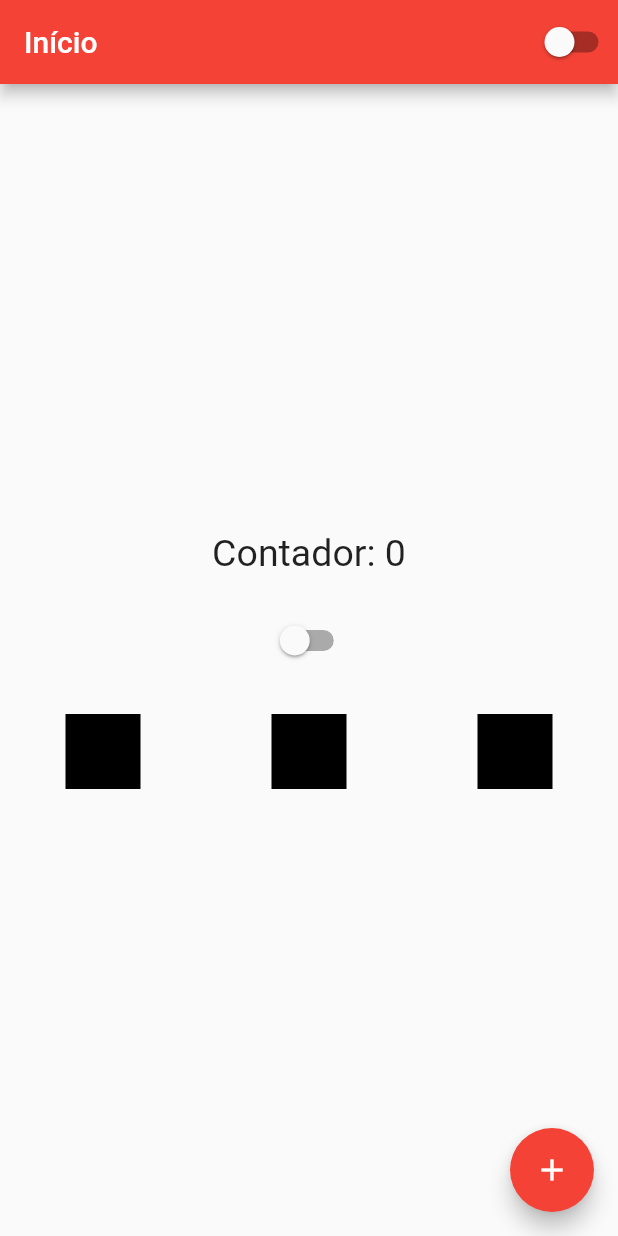
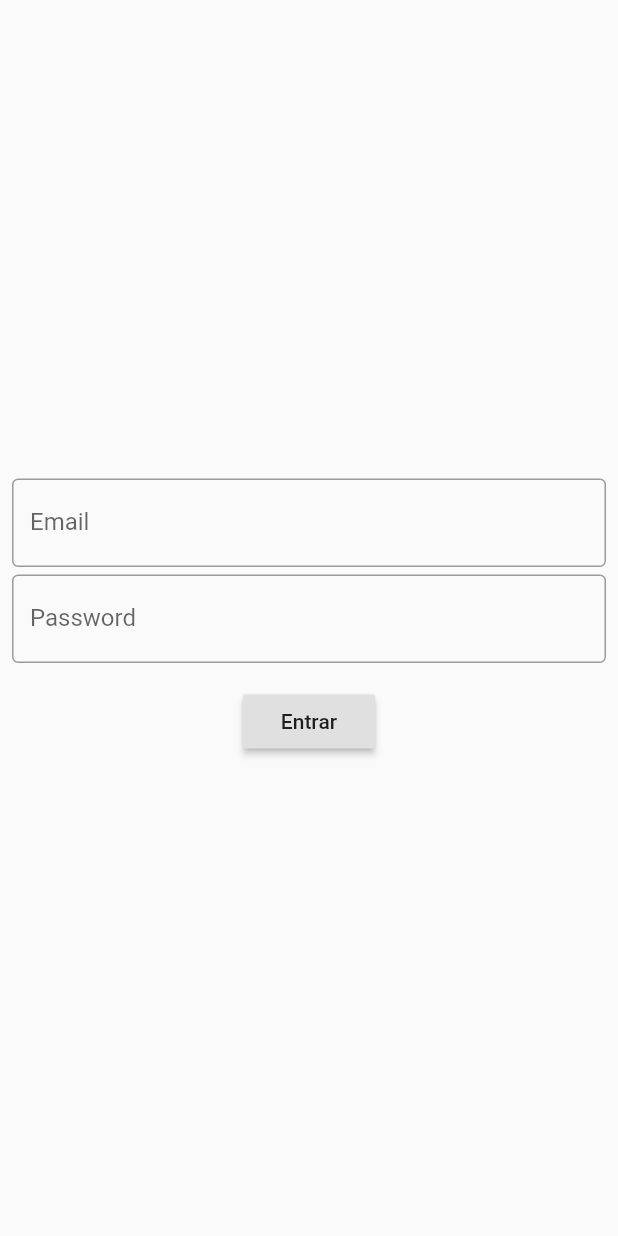
Before and after one commit to Lucas-Angelo/Dart-And-Flutter, a Flutter app: the screen it shows after launch, on a phone screen of 412 x 824 dp. Run offline on Flutter 3.47's test engine with Material 2 defaults, Android fonts, the phone set to English and light mode, and no system bars.

Commit message:
tela de login

```diff
--- a/Flutter/projetos/olaMundo/lib/app_widget.dart
+++ b/Flutter/projetos/olaMundo/lib/app_widget.dart
@@ -1,6 +1,7 @@
 import 'package:flutter/material.dart';
 import 'package:olaMundo/app_controller.dart'; // Pacote com widge multi render da minh app
-import 'package:olaMundo/home_page.dart'; // Conteúdo do app
+import 'package:olaMundo/home_page.dart';
+import 'package:olaMundo/login_page.dart'; // Conteúdo do app
 
 class AppWidget extends StatelessWidget { // Widget estático da aplicação programada e visual
   @override
@@ -15,7 +16,7 @@ class AppWidget extends StatelessWidget { // Widget estático da aplicação pro
             ? Brightness.dark
             : Brightness.light,
         ),
-        home: HomePage(), // Chama a home atualizada
+        home: LoginPage(), // Chama a home atualizada
         );
       },
     );
--- /dev/null
+++ b/Flutter/projetos/olaMundo/lib/login_page.dart
@@ -0,0 +1,64 @@
+import 'package:flutter/material.dart';
+
+class LoginPage extends StatefulWidget {
+  @override
+  _LoginPageState createState() => _LoginPageState();
+}
+
+class _LoginPageState extends State<LoginPage> {
+
+  String email = '';
+  String password = '';
+
+  @override
+  Widget build(BuildContext context) {
+    return Scaffold(
+      body: SingleChildScrollView(
+        child: SizedBox(
+          width: MediaQuery.of(context).size.width,
+            height: MediaQuery.of(context).size.height,
+            child: Padding(
+              padding: const EdgeInsets.all(8.0),
+              child: Column(
+                mainAxisAlignment: MainAxisAlignment.center,
+                children: [
+                  TextField(
+                    onChanged: (text){
+                      email = text;
+                    },
+                    keyboardType: TextInputType.emailAddress,
+                    decoration: InputDecoration(
+                      border: OutlineInputBorder(),
+                      labelText: 'Email',
+                    ),
+                  ),
+                  Container(height: 5.0,),
+                  TextField(
+                    onChanged: (text){
+                      password = text;
+                    },
+                    obscureText: true,
+                    decoration: InputDecoration(
+                      border: OutlineInputBorder(),
+                      labelText: 'Password',
+                    ),
+                  ),
+                  Container(height: 15.0,),
+                  RaisedButton(
+                    onPressed: (){
+                      if(email=='lcs2001_@hotmail.com' && password == '123')
+                        print('correto');
+                      else
+                        print('login invalido');
+                    },
+                    child: Text('Entrar'),
+                  ),
+
+                ],
+              ),
+            ),
+          ),
+      ),
+    );
+  }
+}
```
